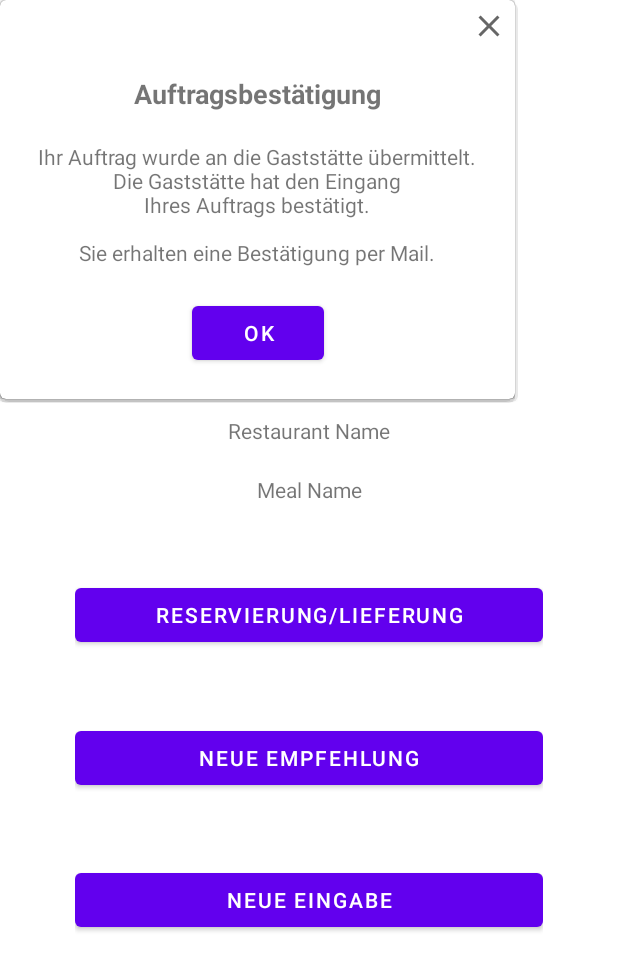
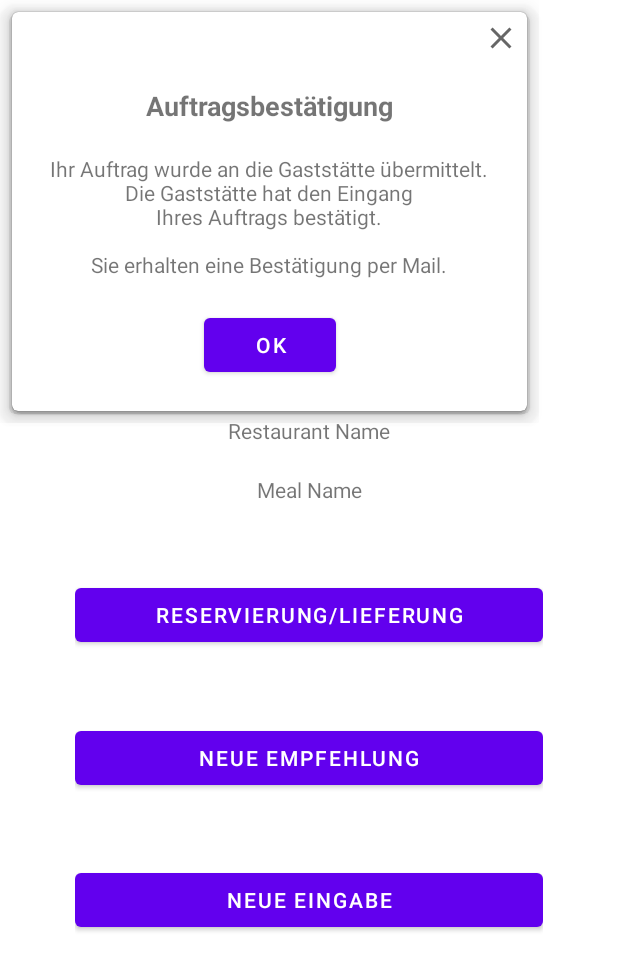
Before and after one commit to jessy2t/tasty, an Android app: the CustomerRecommendationActivity screen opened directly, with no data from a screen before it, after a tap on "RESERVIERUNG/LIEFERUNG", on a phone screen of 412 x 824 dp. Shown: the top 970 px of the screen. Run offline under Robolectric (Android 15) with nearby library versions, the phone set to English and light mode, and no system bars.

```diff
--- a/app/src/main/java/com/acme/tasty/CustomerRecommendationActivity.java
+++ b/app/src/main/java/com/acme/tasty/CustomerRecommendationActivity.java
@@ -2,11 +2,11 @@ package com.acme.tasty;
 
 import android.content.Intent;
 import android.os.Bundle;
-import android.view.Gravity;
 import android.view.LayoutInflater;
 import android.view.View;
 import android.widget.*;
 import androidx.appcompat.app.AppCompatActivity;
+import com.acme.tasty.popup.PopupWindowService;
 
 public class CustomerRecommendationActivity extends AppCompatActivity {
     private PopupWindow _popupWindow;
@@ -24,15 +24,7 @@ public class CustomerRecommendationActivity extends AppCompatActivity {
     public void clickOnReservationOrDelivery(View view) {
         LayoutInflater inflater = (LayoutInflater)
                 getSystemService(LAYOUT_INFLATER_SERVICE);
-        View popupView = inflater.inflate(R.layout.pop_up_order, null);
-
-        int width = LinearLayout.LayoutParams.WRAP_CONTENT;
-        int height = LinearLayout.LayoutParams.WRAP_CONTENT;
-        boolean focusable = true;
-        _popupWindow = new PopupWindow(popupView, width, height, focusable);
-
-        _popupWindow.showAtLocation(view, Gravity.CENTER, 0, 0);
-        _popupWindow.setElevation(5.0f);
+        _popupWindow = PopupWindowService.getOrderConfirmationPopupWindow(inflater, view);
     }
 
     public void clickOnNewRecommendation(View view) {
@@ -45,6 +37,6 @@ public class CustomerRecommendationActivity extends AppCompatActivity {
     }
 
     public void closePopUp(View view) {
-        _popupWindow.dismiss();
+        PopupWindowService.closePopUp(_popupWindow, view);
     }
 }
--- a/app/src/main/java/com/acme/tasty/fragments/CustomerRestaurantOverviewGeneralFragment.java
+++ b/app/src/main/java/com/acme/tasty/fragments/CustomerRestaurantOverviewGeneralFragment.java
@@ -1,14 +1,13 @@
 package com.acme.tasty.fragments;
 
 import android.os.Bundle;
+import android.view.*;
 import androidx.annotation.NonNull;
 import androidx.annotation.Nullable;
 import androidx.fragment.app.Fragment;
-import android.view.LayoutInflater;
-import android.view.View;
-import android.view.ViewGroup;
 import com.acme.tasty.R;
 import org.jetbrains.annotations.NotNull;
+
 
 public class CustomerRestaurantOverviewGeneralFragment extends Fragment {
     @Nullable
@@ -17,4 +16,5 @@ public class CustomerRestaurantOverviewGeneralFragment extends Fragment {
     public View onCreateView(@NonNull @NotNull LayoutInflater inflater, @Nullable @org.jetbrains.annotations.Nullable ViewGroup container, @Nullable @org.jetbrains.annotations.Nullable Bundle savedInstanceState) {
         return inflater.inflate(R.layout.fragment_customer_restaurant_overview_general, container, false);
     }
+
 }
--- /dev/null
+++ b/app/src/main/java/com/acme/tasty/popup/PopupWindowService.java
@@ -0,0 +1,27 @@
+package com.acme.tasty.popup;
+
+import android.view.Gravity;
+import android.view.LayoutInflater;
+import android.view.View;
+import android.widget.LinearLayout;
+import android.widget.PopupWindow;
+import androidx.appcompat.app.AppCompatActivity;
+import com.acme.tasty.R;
+
+public class PopupWindowService extends AppCompatActivity {
+    public static PopupWindow getOrderConfirmationPopupWindow(LayoutInflater inflater, View view) {
+        View popupView = inflater.inflate(R.layout.pop_up_order, null);
+
+        int width = LinearLayout.LayoutParams.WRAP_CONTENT;
+        int height = LinearLayout.LayoutParams.WRAP_CONTENT;
+        boolean focusable = true;
+        PopupWindow popupWindow = new PopupWindow(popupView, width, height, focusable);
+
+        popupWindow.showAtLocation(view, Gravity.CENTER, 0, 0);
+        return popupWindow;
+    }
+
+    public static void closePopUp(PopupWindow popupWindow, View view) {
+        popupWindow.dismiss();
+    }
+}
--- a/app/src/main/res/layout/pop_up_order.xml
+++ b/app/src/main/res/layout/pop_up_order.xml
@@ -4,10 +4,18 @@
         xmlns:app="http://schemas.android.com/apk/res-auto"
         android:layout_width="wrap_content"
         android:layout_height="wrap_content">
-    <androidx.cardview.widget.CardView
-            android:layout_width="match_parent"
-            android:layout_height="match_parent"
-            app:cardCornerRadius="4dp">
+    <com.google.android.material.card.MaterialCardView
+            android:layout_width="wrap_content"
+            android:layout_height="wrap_content"
+            app:cardElevation="8dp"
+            app:layout_constraintTop_toTopOf="parent"
+            app:layout_constraintBottom_toBottomOf="parent"
+            app:layout_constraintEnd_toEndOf="parent"
+            app:layout_constraintStart_toStartOf="parent"
+            android:layout_marginTop="8dp"
+            android:layout_marginEnd="8dp"
+            android:layout_marginBottom="8dp"
+            android:layout_marginStart="8dp">
         <androidx.constraintlayout.widget.ConstraintLayout
                 android:layout_width="match_parent"
                 android:layout_height="match_parent">
@@ -55,7 +63,6 @@
                     app:layout_constraintTop_toTopOf="parent"
                     android:layout_marginTop="5dp"
                     android:onClick="closePopUp"/>
-
         </androidx.constraintlayout.widget.ConstraintLayout>
-    </androidx.cardview.widget.CardView>
+    </com.google.android.material.card.MaterialCardView>
 </androidx.constraintlayout.widget.ConstraintLayout>
```
Also changed, not shown: app/src/main/java/com/acme/tasty/CustomerRestaurantOverviewActivity.java (+15 -0 lines), app/src/main/res/layout/fragment_customer_restaurant_overview_general.xml (+10 -8 lines).
